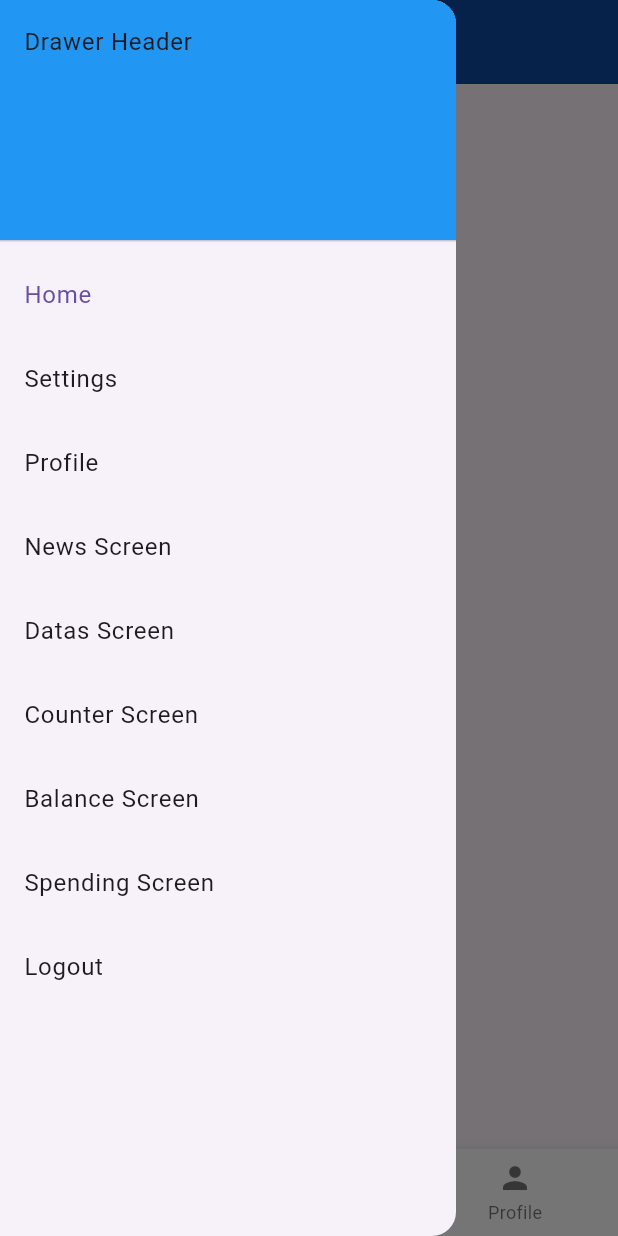
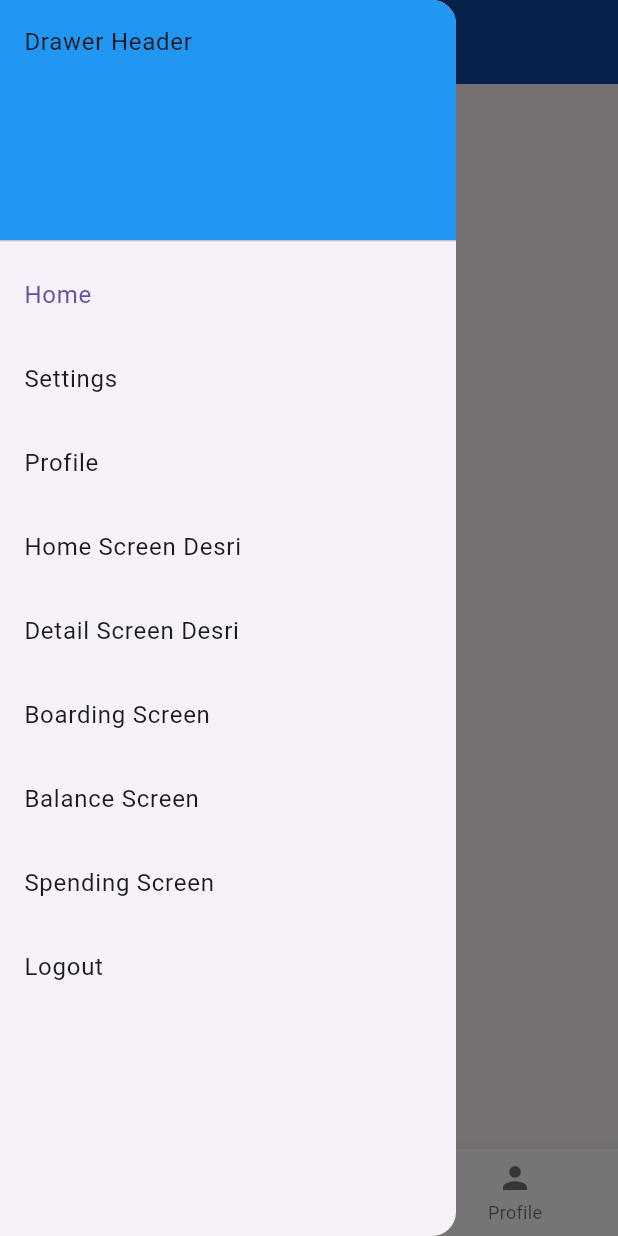
Before and after one commit to darmawguna/aplikasi_rental_pakaian, a Flutter app: the screen it shows after launch, with the side drawer open, on a phone screen of 412 x 824 dp. Run offline on Flutter 3.47's test engine with Material 3 defaults, Android fonts, the phone set to English and light mode, and no system bars; our stand-ins replace animate_do, flutter_bloc, flutter_secure_storage; missing offline and left inert: dart:ffi.

Commit message:
setup routes screen

```diff
--- a/lib/main.dart
+++ b/lib/main.dart
@@ -56,6 +56,7 @@ class MyApp extends StatelessWidget {
           '/detail-screen': (context) => const DetailScreen(),
           '/checkout-screen': (context) => const CheckoutScreen(),
           '/home-screen': (context) => const HomeScreen(),
+          '/boarding-screen': (context) => const BoardingScreen(),
 
           // '/balance-screen': (context) => const BalanceScreen(),
           // '/spending-screen': (context) => const SpendingScreen(),
@@ -167,9 +168,9 @@ class _MyHomePageState extends State<MyHomePage> {
                 Navigator.pop(context);
               },
             ),
-            listTilePush(context, 'News Screen', '/news-screen'),
-            listTilePush(context, 'Datas Screen', '/datas-screen'),
-            listTilePush(context, 'Counter Screen', '/counter-screen'),
+            listTilePush(context, 'Home Screen Desri', '/home-screen'),
+            listTilePush(context, 'Detail Screen Desri', '/detail-screen'),
+            listTilePush(context, 'Boarding Screen', '/boarding-screen'),
             listTilePush(context, 'Balance Screen', '/balance-screen'),
             listTilePush(context, 'Spending Screen', '/spending-screen'),
             ListTile(
```
